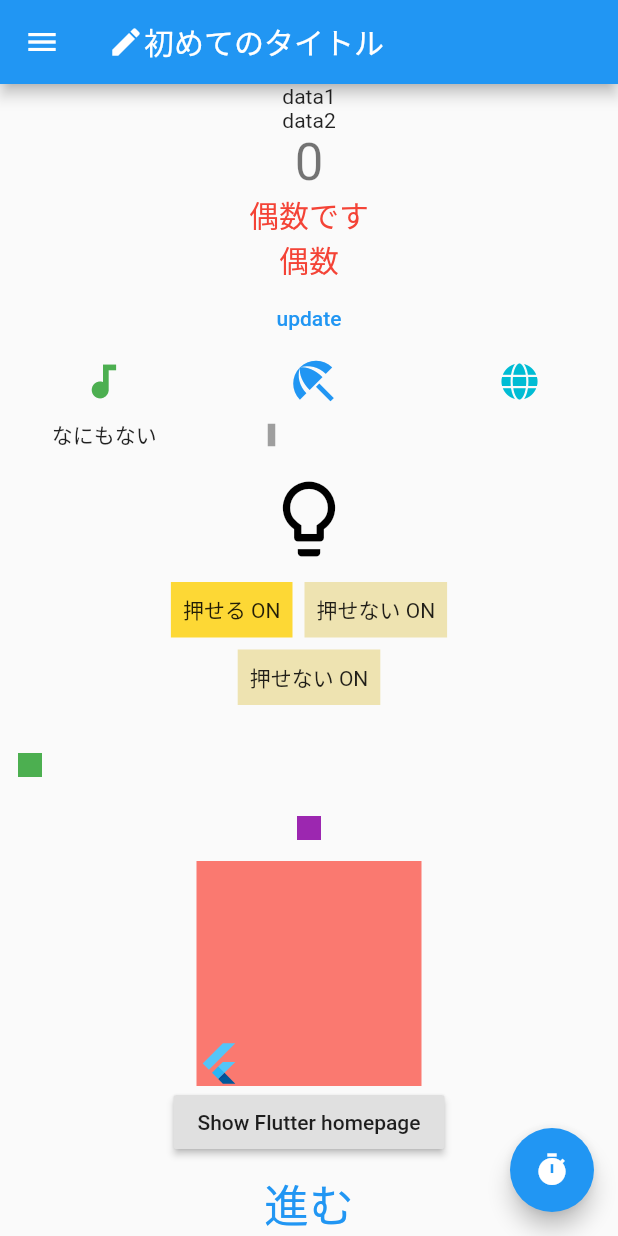
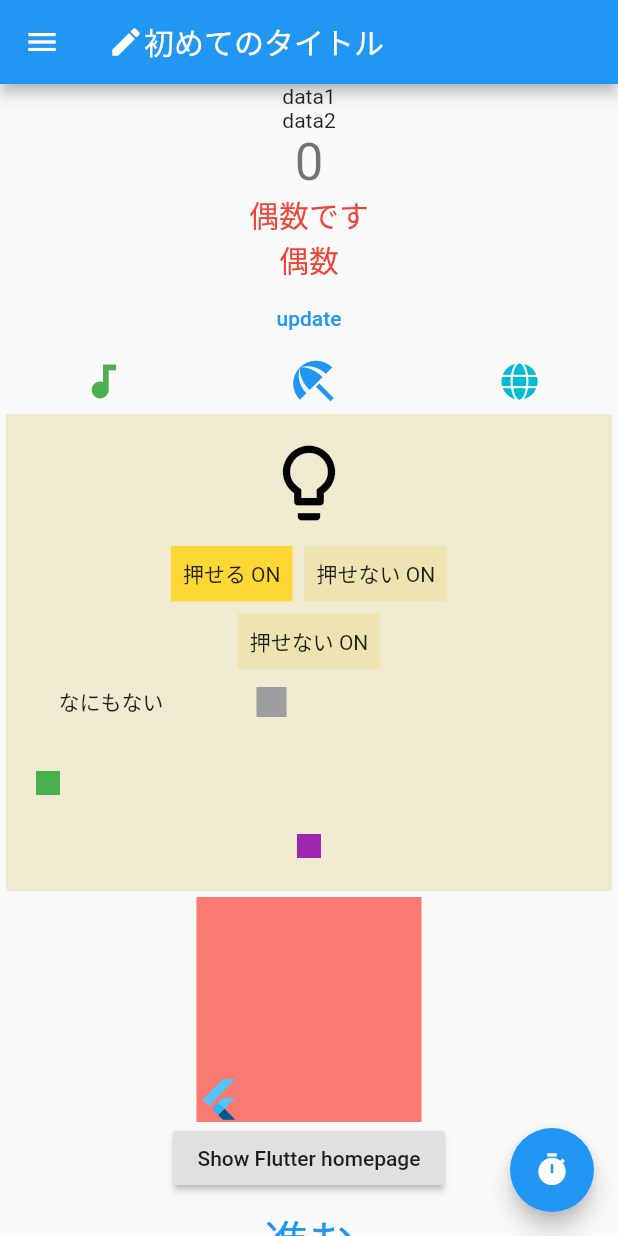
Before and after one commit to terra-namibia/practice2, a Flutter app: the screen it shows after launch, on a phone screen of 412 x 824 dp. Run offline on Flutter 3.47's test engine with Material 2 defaults, Android fonts, the phone set to English and light mode, and no system bars; our stand-ins replace font_awesome_flutter.

Commit message:
Containerで囲む

```diff
--- a/lib/main.dart
+++ b/lib/main.dart
@@ -144,34 +144,11 @@ class _MyHomePageState extends State<MyHomePage> {
                 Icon(FontAwesomeIcons.globe, color: Colors.cyan)
               ],
             ),
-            Row(
-              mainAxisAlignment: MainAxisAlignment.spaceAround,
-              children: [
-                AnimatedSwitcher(
-                    duration: const Duration(seconds: 1),
-                    child: _lightIsOn
-                        ? const Icon(Icons.favorite, color: Colors.pink)
-                        : const Text("なにもない")),
-                AnimatedContainer(
-                    duration: const Duration(seconds: 1),
-                    width: _lightIsOn ? 15 : 5,
-                    height: _lightIsOn ? 5 : 15,
-                    padding: _lightIsOn
-                        ? const EdgeInsets.all(0)
-                        : const EdgeInsets.all(5),
-                    margin: _lightIsOn
-                        ? const EdgeInsets.all(0)
-                        : const EdgeInsets.all(5),
-                    color: _lightIsOn ? Colors.blue : Colors.grey),
-                AnimatedOpacity(
-                    opacity: _lightIsOn ? 1.0 : 0.0,
-                    duration: const Duration(seconds: 1),
-                    child: Text(
-                      "浮かぶ文字",
-                      style: Theme.of(context).textTheme.headline5,
-                    )),
-              ],
-            ),
+            Container(
+              color: const Color.fromARGB(255, 240, 234, 209),
+              padding: const EdgeInsets.all(8),
+              margin: const EdgeInsets.all(4),
+              child: Column(children: [
                 Padding(
                   padding: const EdgeInsets.all(8.0),
                   child: Icon(
@@ -215,6 +192,34 @@ class _MyHomePageState extends State<MyHomePage> {
                     ),
                   ],
                 ),
+                Row(
+                  mainAxisAlignment: MainAxisAlignment.spaceAround,
+                  children: [
+                    AnimatedSwitcher(
+                        duration: const Duration(seconds: 1),
+                        child: _lightIsOn
+                            ? const Icon(Icons.favorite, color: Colors.pink)
+                            : const Text("なにもない")),
+                    AnimatedContainer(
+                        duration: const Duration(seconds: 1),
+                        width: _lightIsOn ? 56 : 20,
+                        height: _lightIsOn ? 20 : 20,
+                        padding: _lightIsOn
+                            ? const EdgeInsets.all(2)
+                            : const EdgeInsets.all(2),
+                        margin: _lightIsOn
+                            ? const EdgeInsets.all(2)
+                            : const EdgeInsets.all(8),
+                        color: _lightIsOn ? Colors.blue : Colors.grey),
+                    AnimatedOpacity(
+                        opacity: _lightIsOn ? 1.0 : 0.0,
+                        duration: const Duration(seconds: 1),
+                        child: Text(
+                          "浮かぶ文字",
+                          style: Theme.of(context).textTheme.headline5,
+                        )),
+                  ],
+                ),
                 AnimatedSwitcher(
                     duration: const Duration(seconds: 1),
                     child: _lightIsOn
@@ -233,8 +238,9 @@ class _MyHomePageState extends State<MyHomePage> {
                   margin: const EdgeInsets.all(4),
                   child: AnimatedAlign(
                       duration: const Duration(seconds: 1),
-                  alignment:
-                      _lightIsOn ? Alignment.bottomRight : Alignment.topLeft,
+                      alignment: _lightIsOn
+                          ? Alignment.bottomRight
+                          : Alignment.topLeft,
                       child: SizedBox(
                           width: 16,
                           height: 16,
@@ -244,12 +250,15 @@ class _MyHomePageState extends State<MyHomePage> {
                   margin: const EdgeInsets.all(14),
                   child: AnimatedSize(
                       duration: const Duration(seconds: 1),
-                  alignment:
-                      _lightIsOn ? Alignment.topLeft : Alignment.bottomRight,
+                      alignment: _lightIsOn
+                          ? Alignment.topLeft
+                          : Alignment.bottomRight,
                       child: SizedBox(
                           width: _lightIsOn ? 84 : 16,
                           height: _lightIsOn ? 84 : 16,
                           child: Container(color: Colors.purple))),
+                ),
+              ]),
             ),
             GestureDetector(
               onTap: () {
```
Lines whose indentation alone changed are shown as unchanged.
